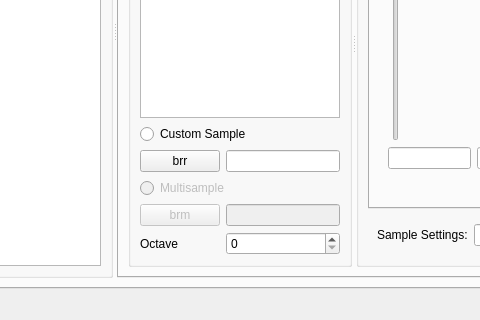
First picture: the form in smw_music/data/dashboard.ui, repository com-posers-pit/smw_music, before the edit; both pictures show x 311 to 791 and y 280 to 600 of the 1400 by 600 pixel window.
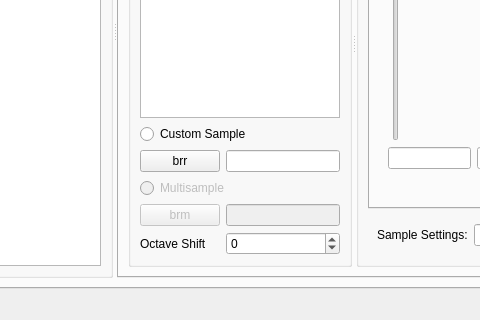
Second picture: the form after the edit.

Commit message: Change octave control UI to octave shift

Diff of the .ui file:
```diff
--- a/smw_music/data/dashboard.ui
+++ b/smw_music/data/dashboard.ui
@@ -313,7 +313,10 @@
                    </widget>
                   </item>
                   <item row="9" column="2">
-                   <widget class="QSpinBox" name="octave">
+                   <widget class="QSpinBox" name="octave_shift">
+                    <property name="minimum">
+                     <number>-6</number>
+                    </property>
                     <property name="maximum">
                      <number>6</number>
                     </property>
@@ -322,7 +325,7 @@
                   <item row="9" column="1">
                    <widget class="QLabel" name="octave_label">
                     <property name="text">
-                     <string>Octave</string>
+                     <string>Octave Shift</string>
                     </property>
                    </widget>
                   </item>
```
Left out of the diff: 4 changed lines with no effect on the pictures. The commit also changes 8 other files.
